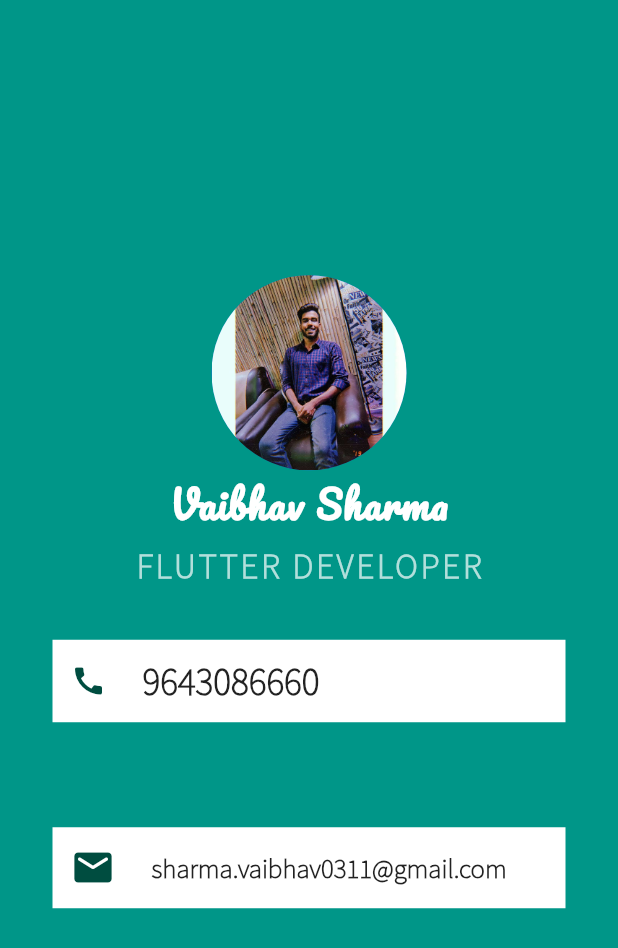
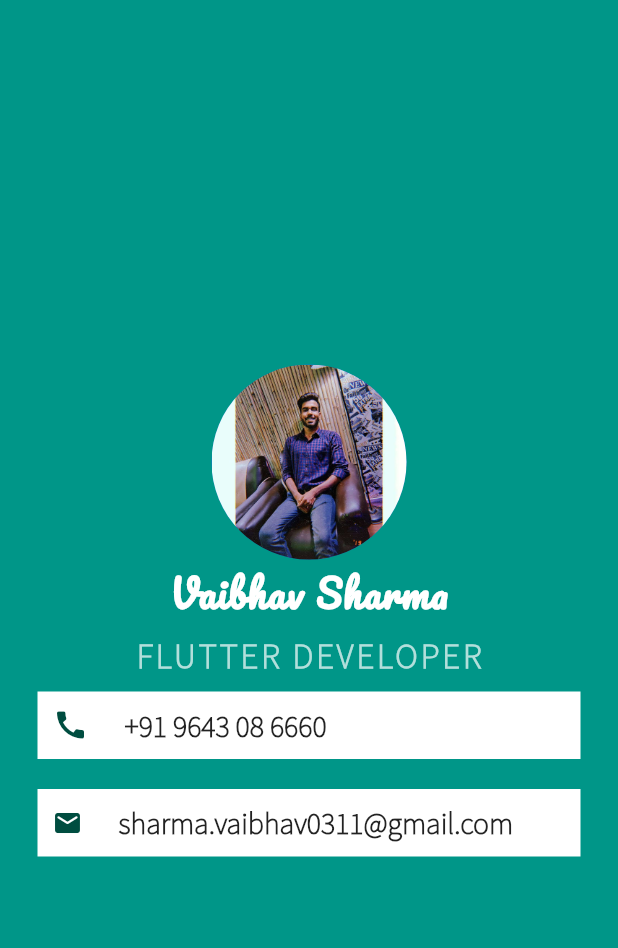
Before and after one commit to vaibhv0311/contact_card, a Flutter app: the screen it shows after launch, on a phone screen of 412 x 824 dp. Shown: the top 948 px of the screen. Run offline on Flutter 3.47's test engine with Material 2 defaults, Android fonts, the phone set to English and light mode, and no system bars.

Commit message:
Changed the text style and box types

```diff
--- a/lib/main.dart
+++ b/lib/main.dart
@@ -47,26 +47,27 @@ class MyApp extends StatelessWidget {
               ),
               Container(
                 color: Colors.white,
-                margin: EdgeInsets.all(35),
+                padding: EdgeInsets.all(10),
+                margin: EdgeInsets.symmetric(
+                  vertical: 10.0,
+                  horizontal: 25.0,
+                ),
                 child: SafeArea(
                   child: Row(
                     children: [
-                      Padding(
-                        padding: const EdgeInsets.all(12.0),
-                        child: Icon(
+                      Icon(
                         Icons.call,
                         color: Colors.teal[900],
                       ),
+                      SizedBox(
+                        width: 20.0,
                       ),
-                      Padding(
-                        padding: const EdgeInsets.all(12.0),
-                        child: Text(
-                          "9643086660",
+                      Text(
+                        " +91 9643 08 6660",
                         style: TextStyle(
-                            fontSize: 25,
+                          fontSize: 20,
                           fontFamily: 'Sans Pro',
                           fontWeight: FontWeight.bold,
-                          ),
                         ),
                       ),
                     ],
@@ -75,27 +76,28 @@ class MyApp extends StatelessWidget {
               ),
               Container(
                 color: Colors.white,
-                margin: EdgeInsets.all(35),
+                padding: EdgeInsets.all(10),
+                margin: EdgeInsets.symmetric(
+                  vertical: 10.0,
+                  horizontal: 25.0,
+                ),
                 child: SafeArea(
                   child: Row(
                     children: [
-                      Padding(
-                        padding: const EdgeInsets.all(12.0),
-                        child: Icon(
+                      Icon(
                         Icons.email_rounded,
-                          size: 30,
+                        size: 20,
                         color: Colors.teal[900],
                       ),
+                      SizedBox(
+                        width: 20.0,
                       ),
-                      Padding(
-                        padding: const EdgeInsets.all(12.0),
-                        child: Text(
-                          "sharma.vaibhav0311@gmail.com",
+                      Text(
+                        " sharma.vaibhav0311@gmail.com",
                         style: TextStyle(
-                            fontSize: 18,
+                          fontSize: 20,
                           fontFamily: 'Sans Pro',
                           fontWeight: FontWeight.bold,
-                          ),
                         ),
                       ),
                     ],
```
Lines whose indentation alone changed are shown as unchanged.
